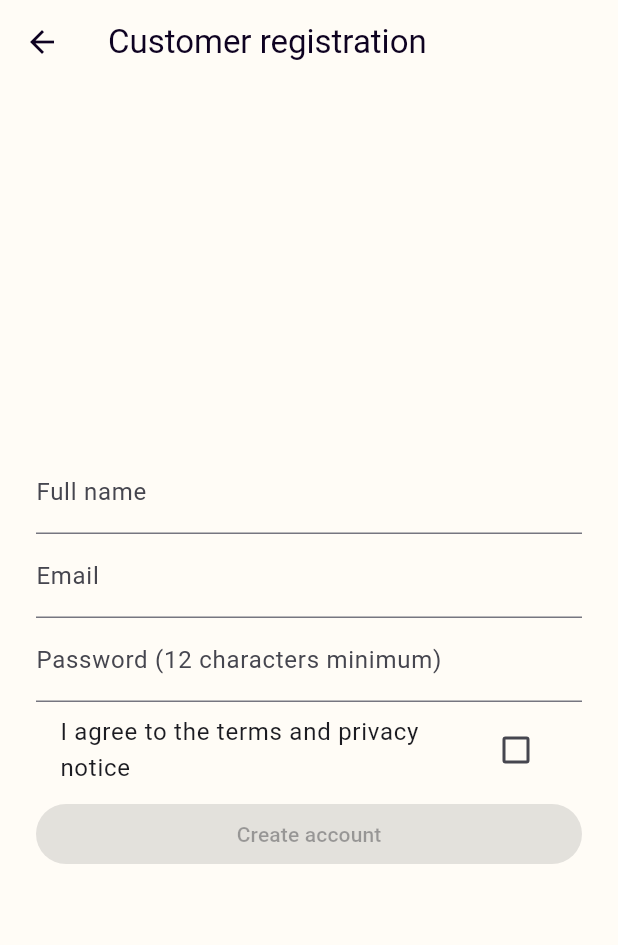
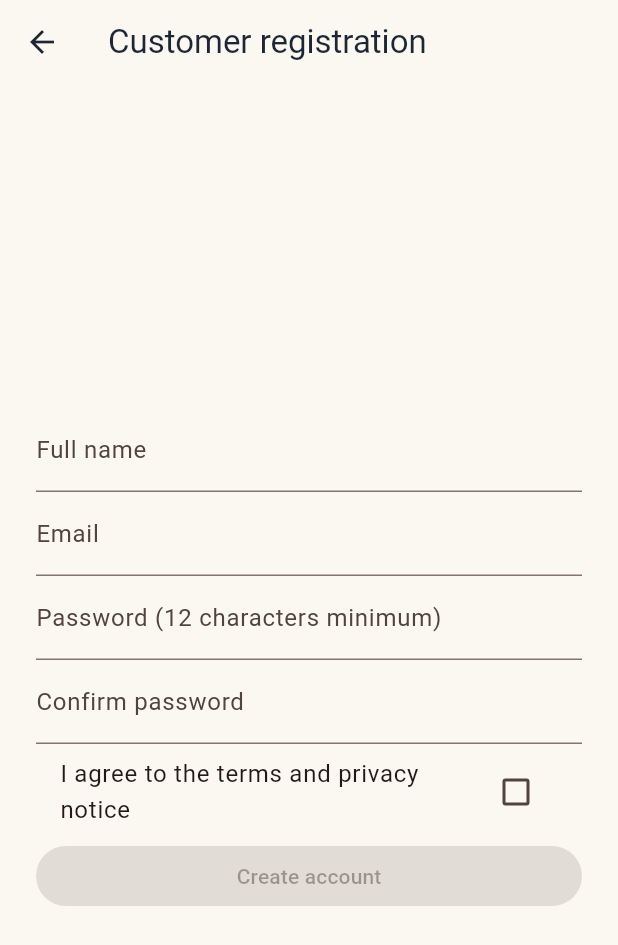
Before and after one commit to Newdich-Technology/Buytiva, a Flutter app: the screen it shows after launch, after a tap on "Skip", after a tap on "Sign in", after a tap on "Create customer account", on a phone screen of 412 x 824 dp. Shown: the top 945 px of the screen. Run offline on Flutter 3.47's test engine with Material 3 defaults, Android fonts, the phone set to English and light mode, and no system bars; our stand-ins replace flutter_secure_storage; Roboto replaces fonts that are missing (DM Sans).

Commit message:
feat: add password mismatch error handling in registration and update design tokens

```diff
--- a/apps/mobile/lib/constants/auth_constants.dart
+++ b/apps/mobile/lib/constants/auth_constants.dart
@@ -12,6 +12,7 @@ const authClientErrorMessages = {
   'staffInviteFailed': 'The staff invitation could not be sent.',
   'staffActionFailed': 'The staff action could not be completed.',
   'verificationResent': 'If verification is pending, a new email has been sent.',
+  'passwordMismatch': 'Passwords do not match.',
 };
 const authApiPaths = {
   'register': '$authApiPath/register',
--- a/apps/mobile/lib/core/widgets/buytiva_lordicon.dart
+++ /dev/null
@@ -1,109 +0,0 @@
-import 'package:flutter/material.dart';
-import 'package:lordicon/lordicon.dart';
-
-import '../design_system/motion_preferences.dart';
-
-class BuytivaLordicon extends StatefulWidget {
-  const BuytivaLordicon({
-    super.key,
-    required this.assetPath,
-    required this.label,
-    this.width = 48,
-    this.height = 48,
-    this.playOnLoad = false,
-    this.playKey = 0,
-    this.staticFallback,
-  });
-
-  final String assetPath;
-  final String label;
-  final double width;
-  final double height;
-  final bool playOnLoad;
-  final int playKey;
-  final Widget? staticFallback;
-
-  @override
-  State<BuytivaLordicon> createState() => _BuytivaLordiconState();
-}
-
-class _BuytivaLordiconState extends State<BuytivaLordicon> with WidgetsBindingObserver {
-  late final IconController _controller = IconController.assets(widget.assetPath);
-  bool _ready = false;
-
-  @override
-  void initState() {
-    super.initState();
-    WidgetsBinding.instance.addObserver(this);
-    _controller.addStatusListener(_handleControllerStatus);
-  }
-
-  @override
-  void didUpdateWidget(covariant BuytivaLordicon oldWidget) {
-    super.didUpdateWidget(oldWidget);
-    if (oldWidget.playKey != widget.playKey && widget.playKey > 0 && _ready && !_reducedMotion) {
-      _controller.playFromBeginning();
-    }
-  }
-
-  bool get _reducedMotion => prefersReducedMotion(context);
-
-  @override
-  void didChangeAccessibilityFeatures() {
-    if (mounted) setState(() {});
-    if (_reducedMotion && _ready) _controller.goToLastFrame();
-  }
-
-  void _handleControllerStatus(ControllerStatus status) {
-    if (status != ControllerStatus.ready || !mounted) return;
-    setState(() => _ready = true);
-    if (_reducedMotion) {
-      _controller.goToLastFrame();
-    } else if (widget.playOnLoad) {
-      _controller.playFromBeginning();
-    }
-  }
-
-  @override
-  void dispose() {
-    _disposeController();
-    WidgetsBinding.instance.removeObserver(this);
-    super.dispose();
-  }
-
-  void _disposeController() {
-    _controller.removeStatusListener(_handleControllerStatus);
-    _controller.clearStatusListeners();
-    _controller.dispose();
-  }
-
-  @override
-  Widget build(BuildContext context) {
-    if (_reducedMotion || !_ready) return _buildFallback();
-    return Semantics(
-      image: true,
-      label: widget.label,
-      child: IconViewer(controller: _controller, width: widget.width, height: widget.height),
-    );
-  }
-
-  Widget _buildFallback() => Semantics(
-        image: true,
-        label: widget.label,
-        child: SizedBox(
-          width: widget.width,
-          height: widget.height,
-          child: Center(child: widget.staticFallback ?? _fallbackIcon),
-        ),
-      );
-
-  Widget get _fallbackIcon {
-    final icon = switch (widget.assetPath.split('/').last) {
-      'system-outline-56-file-text.json' => Icons.description_outlined,
-      'system-outline-19-magnifier.json' => Icons.search,
-      'system-outline-120-folder.json' => Icons.folder_outlined,
-      _ => Icons.auto_awesome_outlined,
-    };
-    return Icon(icon, size: 28);
-  }
-}
--- a/apps/mobile/lib/features/auth/register_screen.dart
+++ b/apps/mobile/lib/features/auth/register_screen.dart
@@ -15,10 +15,12 @@ class _RegisterScreenState extends State<RegisterScreen> {
   final _email = TextEditingController();
   final _name = TextEditingController();
   final _password = TextEditingController();
+  final _confirmPassword = TextEditingController();
   final _challenge = TextEditingController();
   final _code = TextEditingController();
   bool _submitted = false;
   bool _termsAccepted = false;
+  String? _formError;
   String? _notice;
 
   @override
@@ -27,21 +29,31 @@ class _RegisterScreenState extends State<RegisterScreen> {
   @override
   void dispose() {
     _provider.removeListener(_refresh); _provider.dispose();
-    _email.dispose(); _name.dispose(); _password.dispose(); _challenge.dispose(); _code.dispose(); super.dispose();
+    _email.dispose(); _name.dispose(); _password.dispose(); _confirmPassword.dispose(); _challenge.dispose(); _code.dispose(); super.dispose();
   }
 
-  Future<void> _register() async { await _provider.register(_email.text.trim(), _name.text.trim(), _password.text, _termsAccepted); if (_provider.errorMessage == null) setState(() => _submitted = true); }
+  Future<void> _register() async {
+    if (_password.text != _confirmPassword.text) {
+      setState(() => _formError = authClientErrorMessages['passwordMismatch']);
+      return;
+    }
+    setState(() => _formError = null);
+    await _provider.register(_email.text.trim(), _name.text.trim(), _password.text, _termsAccepted);
+    if (_provider.errorMessage == null && mounted) setState(() => _submitted = true);
+  }
   Future<void> _resend() async { await _provider.resendEmailOtp(_email.text.trim()); if (_provider.errorMessage == null && mounted) setState(() => _notice = authClientErrorMessages['verificationResent']); }
   Future<void> _verify() async { await _provider.verifyEmail(_email.text.trim(), _challenge.text.trim(), _code.text.trim()); if (_provider.errorMessage == null && mounted) Navigator.pushReplacementNamed(context, '/login'); }
 
   @override
   Widget build(BuildContext context) => Scaffold(appBar: AppBar(title: const Text('Customer registration')), body: Center(child: ConstrainedBox(constraints: const BoxConstraints(maxWidth: 480), child: ListView(padding: const EdgeInsets.all(24), shrinkWrap: true, children: [
     if (_provider.errorMessage != null) Text(_provider.errorMessage!, style: TextStyle(color: Theme.of(context).colorScheme.error)),
+    if (_formError != null) Semantics(liveRegion: true, child: Text(_formError!, style: TextStyle(color: Theme.of(context).colorScheme.error))),
     if (_notice != null) Semantics(liveRegion: true, child: Text(_notice!)),
     if (!_submitted) ...[
       TextField(controller: _name, decoration: const InputDecoration(labelText: 'Full name')),
       TextField(controller: _email, keyboardType: TextInputType.emailAddress, decoration: const InputDecoration(labelText: 'Email')),
       TextField(controller: _password, obscureText: true, decoration: InputDecoration(labelText: 'Password ($registrationPasswordMinimumLength characters minimum)')),
+      TextField(controller: _confirmPassword, obscureText: true, decoration: const InputDecoration(labelText: 'Confirm password')),
       CheckboxListTile(value: _termsAccepted, onChanged: (value) => setState(() => _termsAccepted = value ?? false), title: const Text('I agree to the terms and privacy notice')),
       FilledButton(onPressed: _provider.isBusy || !_termsAccepted ? null : _register, child: const Text('Create account')),
     ] else ...[
--- a/apps/mobile/lib/features/onboarding/onboarding_screen.dart
+++ b/apps/mobile/lib/features/onboarding/onboarding_screen.dart
@@ -3,7 +3,6 @@ import 'package:flutter_secure_storage/flutter_secure_storage.dart';
 
 import '../../core/design_system/design_tokens.g.dart';
 import '../../core/design_system/motion_preferences.dart';
-import '../../core/widgets/buytiva_lordicon.dart';
 import '../auth/login_screen.dart';
 import 'onboarding_illustration.dart';
 
@@ -101,7 +100,6 @@ class _OnboardingScreenState extends State<OnboardingScreen> with SingleTickerPr
               itemBuilder: (context, index) => _buildSlide(context, index, reduceMotion),
             ),
           ),
-          Text('Animated icons by Lordicon · lordicon.com', style: theme.textTheme.labelSmall?.copyWith(color: theme.colorScheme.onSurfaceVariant)),
           Padding(
             padding: const EdgeInsets.fromLTRB(20, 8, 20, 20),
             child: Row(children: [
@@ -166,17 +164,8 @@ class _OnboardingScreenState extends State<OnboardingScreen> with SingleTickerPr
                                 decoration: BoxDecoration(color: themeForScene(context), shape: BoxShape.circle),
                                 child: Padding(
                                   padding: const EdgeInsets.all(5),
-                                  child: BuytivaLordicon(
-                                    key: ValueKey('onboarding-icon-$index-${_index == index}'),
-                                    assetPath: 'assets/animations/lordicon/${[
-                                      'system-outline-56-file-text',
-                                      'system-outline-19-magnifier',
-                                      'system-outline-120-folder',
-                                    ][index]}.json',
-                                    label: ['Shopping list', 'Find a procurer', 'Your order'][index],
-                                    width: 52, height: 52,
-                                    playOnLoad: _index == index,
-                                    staticFallback: Icon([Icons.list_alt, Icons.search, Icons.folder_outlined][index], color: Theme.of(context).colorScheme.primary),
+                                  child: ExcludeSemantics(
+                                    child: Icon([Icons.list_alt, Icons.search, Icons.folder_outlined][index], size: 28, color: Theme.of(context).colorScheme.primary),
                                   ),
                                 ),
                               ),
```
Also changed, not shown: apps/mobile/lib/core/design_system/design_tokens.g.dart.
